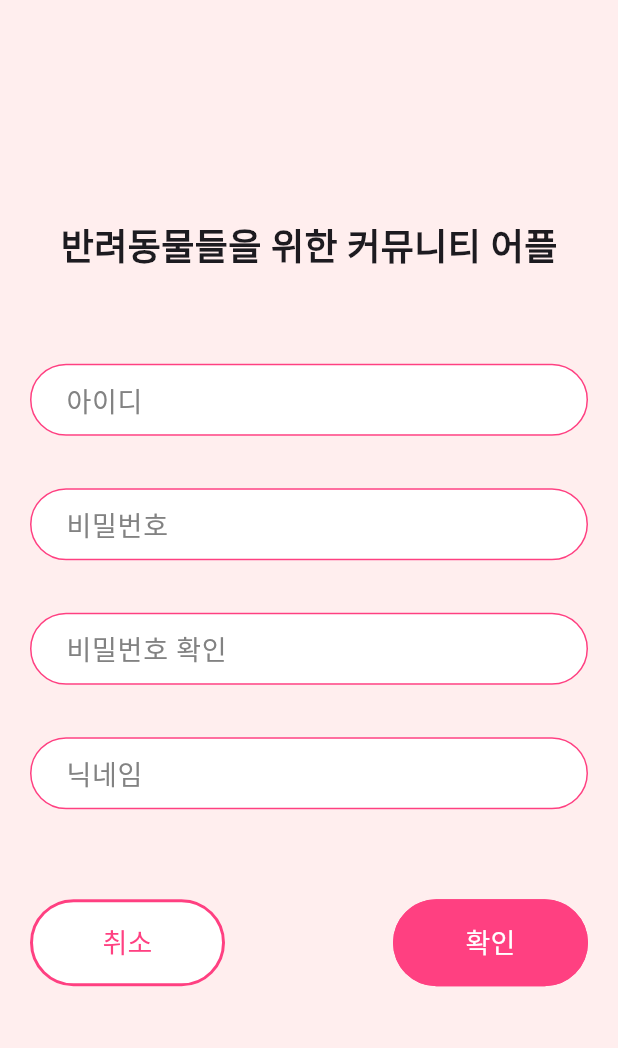
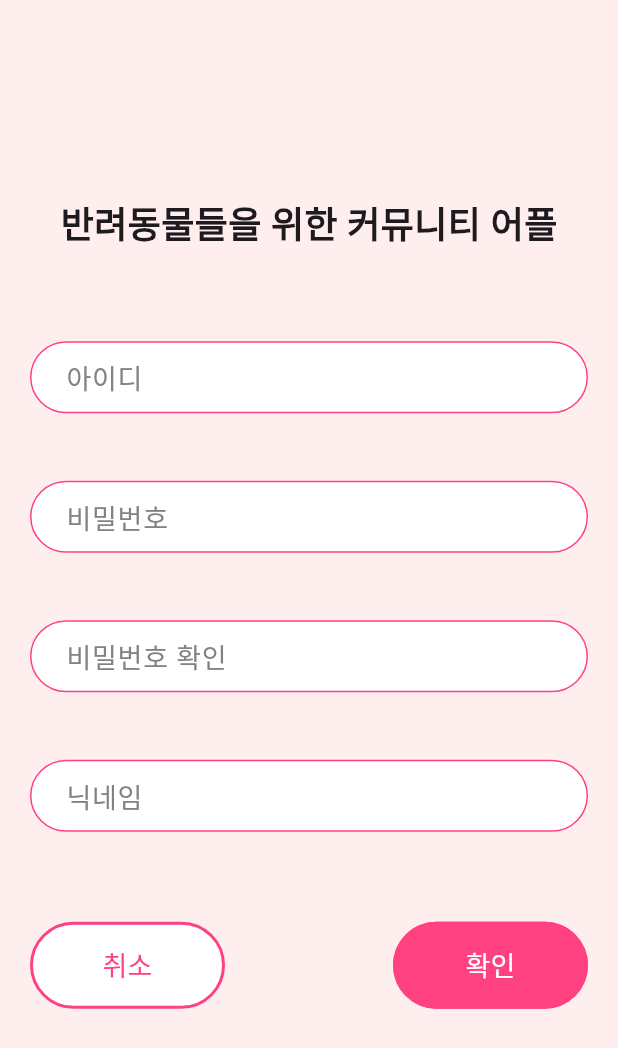
Before and after one commit to TUK-PETSTORY/flutter, a Flutter app: the Signup screen opened directly, on a phone screen of 412 x 824 dp. Shown: the top 1048 px of the screen. Run offline on Flutter 3.47's test engine with Material 3 defaults, Android fonts, the phone set to English and light mode, and no system bars; our stand-ins replace get; Roboto replaces fonts that are missing (MainFont).

```diff
--- a/lib/src/screens/signup.dart
+++ b/lib/src/screens/signup.dart
@@ -1,8 +1,38 @@
 import 'package:flutter/material.dart';
-import 'intro.dart'; // Intro 페이지를 import해야 합니다.
+import '../screens/intro.dart';
 
-class Signup extends StatelessWidget {
+class Signup extends StatefulWidget {
   const Signup({super.key});
+
+  @override
+  _SignupState createState() => _SignupState();
+}
+
+class _SignupState extends State<Signup> {
+  final TextEditingController _idController = TextEditingController();
+  final TextEditingController _passwordController = TextEditingController();
+  final TextEditingController _confirmPasswordController =
+      TextEditingController();
+  final TextEditingController _nicknameController = TextEditingController();
+
+  String? _errorMessage;
+
+  void _handleSubmit() {
+    final password = _passwordController.text;
+    final confirmPassword = _confirmPasswordController.text;
+
+    if (password != confirmPassword) {
+      setState(() {
+        _errorMessage = '비밀번호가 일치하지 않습니다.';
+      });
+      return;
+    }
+
+    Navigator.push(
+      context,
+      MaterialPageRoute(builder: (context) => Intro()),
+    );
+  }
 
   @override
   Widget build(BuildContext context) {
@@ -45,20 +75,47 @@ class Signup extends StatelessWidget {
       padding: const EdgeInsets.symmetric(horizontal: 20.0),
       child: Column(
         children: [
-          _TextField('아이디'),
-          const SizedBox(height: 35),
-          _TextField('비밀번호', obscureText: true),
-          const SizedBox(height: 35),
-          _TextField('비밀번호 확인', obscureText: true),
-          const SizedBox(height: 35),
-          _TextField('닉네임'),
+          _TextField('아이디', controller: _idController),
+          const SizedBox(height: 45),
+          _TextField('비밀번호',
+              controller: _passwordController, obscureText: true),
+          const SizedBox(height: 45),
+          Column(
+            crossAxisAlignment: CrossAxisAlignment.start,
+            children: [
+              _TextField('비밀번호 확인',
+                  controller: _confirmPasswordController, obscureText: true),
+              // Visibility 위젯을 사용하여 오류 메시지 제어
+              SizedBox(
+                height: 25,
+                child: Visibility(
+                  visible: _errorMessage != null,
+                  child: Padding(
+                    padding: const EdgeInsets.only(top: 8.0),
+                    child: Text(
+                      _errorMessage ?? '',
+                      style: TextStyle(
+                        color: Colors.red,
+                        fontSize: 14,
+                        fontFamily: 'MainFont',
+                      ),
+                    ),
+                  ),
+                ),
+              ),
+            ],
+          ),
+          const SizedBox(height: 20),
+          _TextField('닉네임', controller: _nicknameController),
         ],
       ),
     );
   }
 
-  Widget _TextField(String label, {bool obscureText = false}) {
+  Widget _TextField(String label,
+      {bool obscureText = false, required TextEditingController controller}) {
     return TextField(
+      controller: controller,
       obscureText: obscureText,
       style: const TextStyle(
         fontFamily: 'MainFont',
@@ -105,7 +162,8 @@ class Signup extends StatelessWidget {
           _Button('취소', Colors.white, const Color(0xffFF4081), context,
               const Color(0xffFF4081)),
           _Button('확인', const Color(0xffFF4081), Colors.white, context,
-              const Color(0xffFFEEEE)),
+              const Color(0xffFFEEEE),
+              onPressed: _handleSubmit),
         ],
       ),
     );
@@ -116,16 +174,18 @@ class Signup extends StatelessWidget {
     Color backgroundColor,
     Color textColor,
     BuildContext context,
-    Color overlayColor,
-  ) {
+    Color overlayColor, {
+    VoidCallback? onPressed,
+  }) {
     return SizedBox(
       width: 130,
       child: OutlinedButton(
-        onPressed: () {
-          if (text == '취소') {
-            Navigator.pop(context);
-          }
-        },
+        onPressed: onPressed ??
+            () {
+              if (text == '취소') {
+                Navigator.pop(context);
+              }
+            },
         style: OutlinedButton.styleFrom(
           side: BorderSide(color: const Color(0xffFF4081), width: 2),
           backgroundColor: backgroundColor,
```
